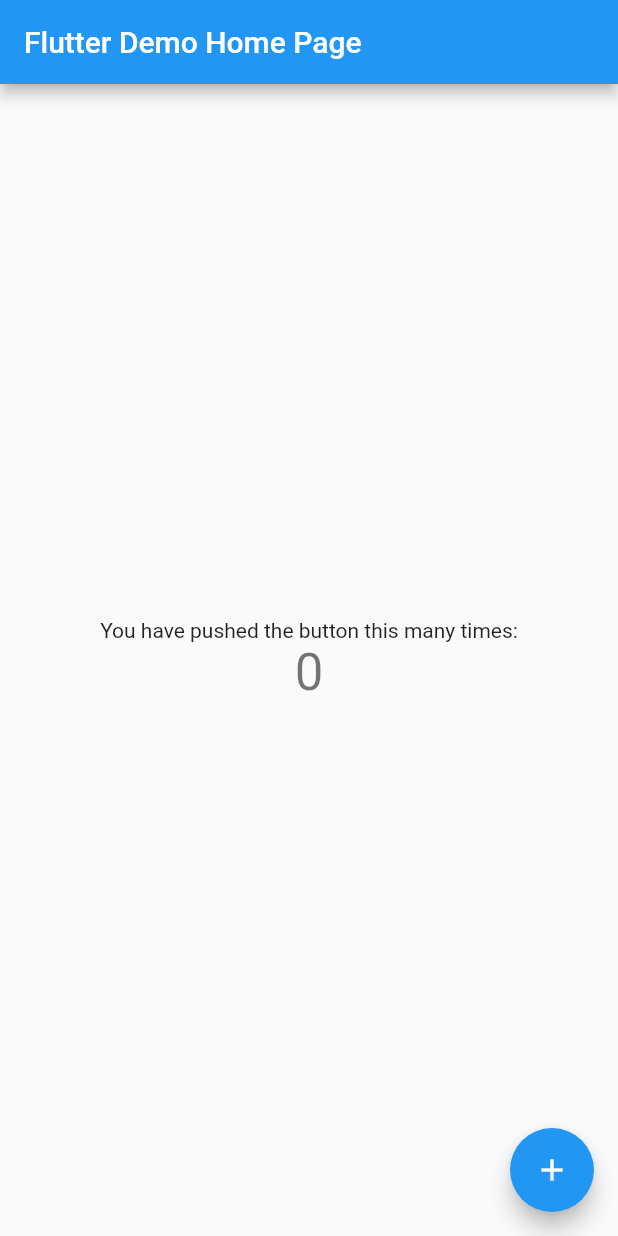
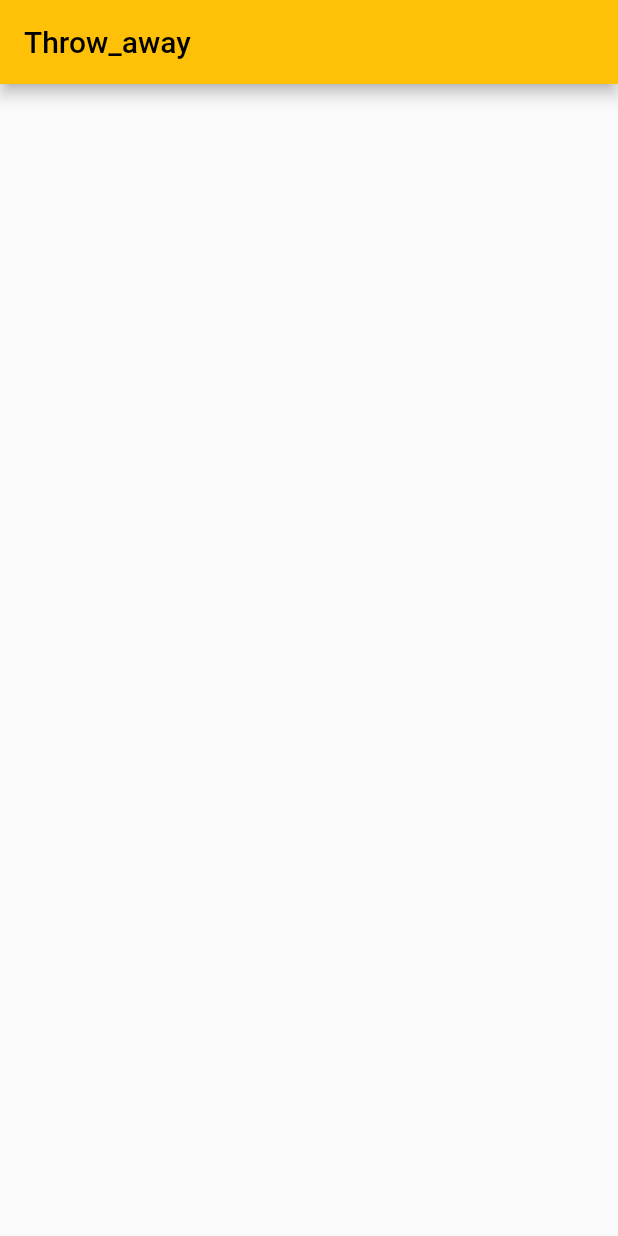
Before and after one commit to chanil4129/TrashCan_finder, a Flutter app: the screen it shows after launch, on a phone screen of 412 x 824 dp. Run offline on Flutter 3.47's test engine with Material 2 defaults, Android fonts, the phone set to English and light mode, and no system bars; our stand-ins replace geolocator, location; missing offline and left inert: naver_map_plugin.

Commit message:
main init

```diff
--- a/throw_away/lib/main.dart
+++ b/throw_away/lib/main.dart
@@ -4,112 +4,52 @@
   runApp(const MyApp());
 }
 
-class MyApp extends StatelessWidget {
+class MyApp extends StatefulWidget {
   const MyApp({Key? key}) : super(key: key);
 
-  // This widget is the root of your application.
+  @override
+  State<MyApp> createState() => _MyAppState();
+}
+
+class _MyAppState extends State<MyApp> {
   @override
   Widget build(BuildContext context) {
     return MaterialApp(
-      title: 'Flutter Demo',
+      debugShowCheckedModeBanner: false,
+      title: 'Throw_away',
       theme: ThemeData(
-        // This is the theme of your application.
-        //
-        // Try running your application with "flutter run". You'll see the
-        // application has a blue toolbar. Then, without quitting the app, try
-        // changing the primarySwatch below to Colors.green and then invoke
-        // "hot reload" (press "r" in the console where you ran "flutter run",
-        // or simply save your changes to "hot reload" in a Flutter IDE).
-        // Notice that the counter didn't reset back to zero; the application
-        // is not restarted.
-        primarySwatch: Colors.blue,
+        primarySwatch: Colors.amber,
       ),
-      home: const MyHomePage(title: 'Flutter Demo Home Page'),
+      home: MyHomePage(),
     );
   }
 }
 
 class MyHomePage extends StatefulWidget {
-  const MyHomePage({Key? key, required this.title}) : super(key: key);
-
-  // This widget is the home page of your application. It is stateful, meaning
-  // that it has a State object (defined below) that contains fields that affect
-  // how it looks.
-
-  // This class is the configuration for the state. It holds the values (in this
-  // case the title) provided by the parent (in this case the App widget) and
-  // used by the build method of the State. Fields in a Widget subclass are
-  // always marked "final".
-
-  final String title;
+  const MyHomePage({Key? key}) : super(key: key);
 
   @override
   State<MyHomePage> createState() => _MyHomePageState();
 }
 
 class _MyHomePageState extends State<MyHomePage> {
-  int _counter = 0;
-
-  void _incrementCounter() {
-    setState(() {
-      // This call to setState tells the Flutter framework that something has
-      // changed in this State, which causes it to rerun the build method below
-      // so that the display can reflect the updated values. If we changed
-      // _counter without calling setState(), then the build method would not be
-      // called again, and so nothing would appear to happen.
-      _counter++;
-    });
-  }
-
   @override
   Widget build(BuildContext context) {
-    // This method is rerun every time setState is called, for instance as done
-    // by the _incrementCounter method above.
-    //
-    // The Flutter framework has been optimized to make rerunning build methods
-    // fast, so that you can just rebuild anything that needs updating rather
-    // than having to individually change instances of widgets.
     return Scaffold(
       appBar: AppBar(
-        // Here we take the value from the MyHomePage object that was created by
-        // the App.build method, and use it to set our appbar title.
-        title: Text(widget.title),
-      ),
-      body: Center(
-        // Center is a layout widget. It takes a single child and positions it
-        // in the middle of the parent.
-        child: Column(
-          // Column is also a layout widget. It takes a list of children and
-          // arranges them vertically. By default, it sizes itself to fit its
-          // children horizontally, and tries to be as tall as its parent.
-          //
-          // Invoke "debug painting" (press "p" in the console, choose the
-          // "Toggle Debug Paint" action from the Flutter Inspector in Android
-          // Studio, or the "Toggle Debug Paint" command in Visual Studio Code)
-          // to see the wireframe for each widget.
-          //
-          // Column has various properties to control how it sizes itself and
-          // how it positions its children. Here we use mainAxisAlignment to
-          // center the children vertically; the main axis here is the vertical
-          // axis because Columns are vertical (the cross axis would be
-          // horizontal).
-          mainAxisAlignment: MainAxisAlignment.center,
-          children: <Widget>[
-            const Text(
-              'You have pushed the button this many times:',
-            ),
-            Text(
-              '$_counter',
-              style: Theme.of(context).textTheme.headline4,
-            ),
+        title: Text('Throw_away'),
+        body: Stack(
+          children: [
+            Positioned(child: NaverMap_User()),
+            Container(
+              width: double.infinity,
+              height: 40,
+              child: Category(),
+              color: Colors.transparent,
+            )
           ],
         ),
       ),
-      floatingActionButton: FloatingActionButton(
-        onPressed: _incrementCounter,
-        tooltip: 'Increment',
-        child: const Icon(Icons.add),
-      ), // This trailing comma makes auto-formatting nicer for build methods.
     );
   }
 }
```
Also changed, not shown: throw_away/lib/Drawer/drawer_main.dart (added).
